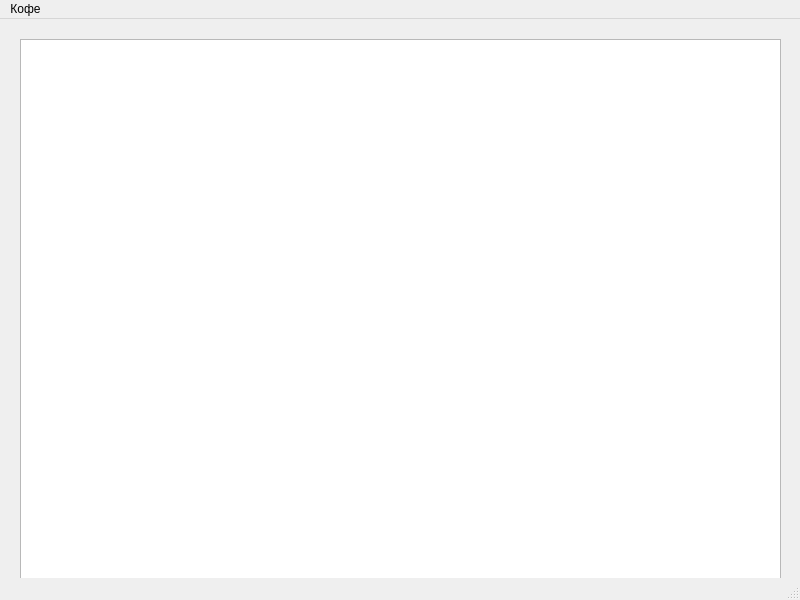
Above: main.ui from TimurYandex/coffee before the change. Below: the same form after it.
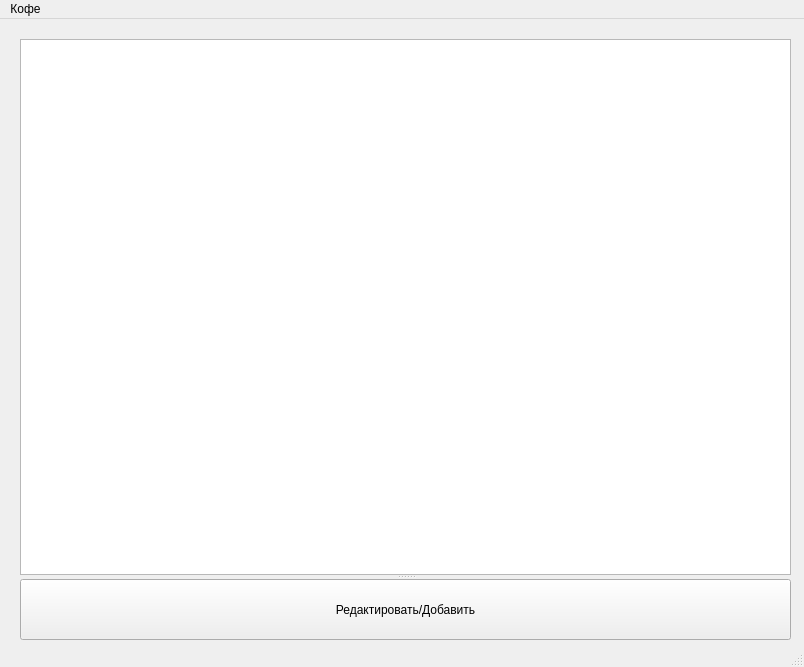
That is the form after the change.

```diff
--- a/main.ui
+++ b/main.ui
@@ -6,23 +6,32 @@
    <rect>
     <x>0</x>
     <y>0</y>
-    <width>800</width>
-    <height>600</height>
+    <width>804</width>
+    <height>667</height>
    </rect>
   </property>
   <property name="windowTitle">
    <string>MainWindow</string>
   </property>
   <widget class="QWidget" name="centralwidget">
-   <widget class="QTableWidget" name="tableWidget">
+   <widget class="QSplitter" name="splitter">
     <property name="geometry">
      <rect>
       <x>20</x>
       <y>20</y>
-      <width>761</width>
-      <height>541</height>
+      <width>771</width>
+      <height>601</height>
      </rect>
     </property>
+    <property name="orientation">
+     <enum>Qt::Vertical</enum>
+    </property>
+    <widget class="QTableWidget" name="tableWidget"/>
+    <widget class="QPushButton" name="add_button">
+     <property name="text">
+      <string>Редактировать/Добавить</string>
+     </property>
+    </widget>
    </widget>
   </widget>
   <widget class="QMenuBar" name="menubar">
@@ -30,7 +39,7 @@
     <rect>
      <x>0</x>
      <y>0</y>
-     <width>800</width>
+     <width>804</width>
      <height>21</height>
     </rect>
    </property>
```
